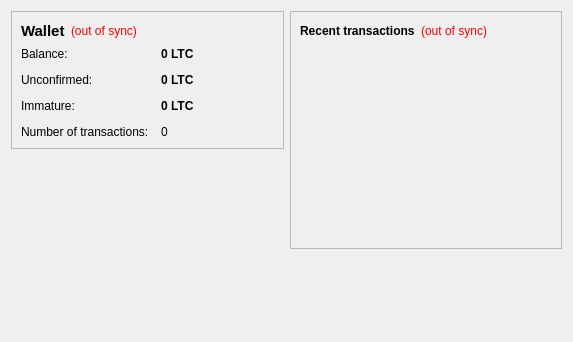
Above: src/qt/forms/overviewpage.ui from JoshBarak/litecoin before the change. Below: the same form after it.
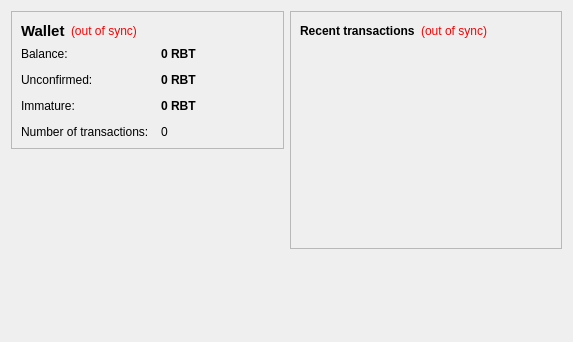
That is the form after the change.

```diff
--- a/src/qt/forms/overviewpage.ui
+++ b/src/qt/forms/overviewpage.ui
@@ -105,7 +105,7 @@
              <string>Your current balance</string>
             </property>
             <property name="text">
-             <string notr="true">0 LTC</string>
+             <string notr="true">0 RBT</string>
             </property>
             <property name="textInteractionFlags">
              <set>Qt::LinksAccessibleByMouse|Qt::TextSelectableByKeyboard|Qt::TextSelectableByMouse</set>
@@ -134,7 +134,7 @@
              <string>Total of transactions that have yet to be confirmed, and do not yet count toward the current balance</string>
             </property>
             <property name="text">
-             <string notr="true">0 LTC</string>
+             <string notr="true">0 RBT</string>
             </property>
             <property name="textInteractionFlags">
              <set>Qt::LinksAccessibleByMouse|Qt::TextSelectableByKeyboard|Qt::TextSelectableByMouse</set>
@@ -177,7 +177,7 @@
              <string>Mined balance that has not yet matured</string>
             </property>
             <property name="text">
-             <string notr="true">0 LTC</string>
+             <string notr="true">0 RBT</string>
             </property>
             <property name="textInteractionFlags">
              <set>Qt::LinksAccessibleByMouse|Qt::TextSelectableByKeyboard|Qt::TextSelectableByMouse</set>
```
